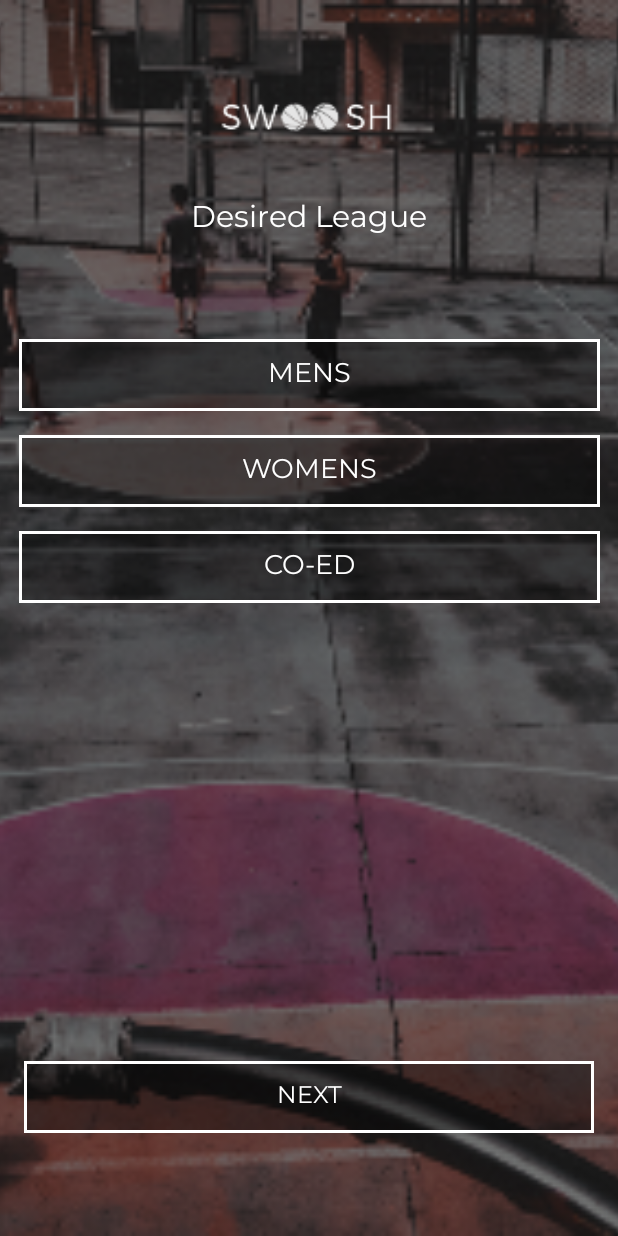
After one commit to JinYiChong/myapp, an Android app: the LeagueActivity screen opened directly, with no data from a screen before it, on a phone screen of 412 x 824 dp. The commit adds this screen. Run offline under Robolectric (Android 15) with nearby library versions, the phone set to English and light mode, and no system bars.

Commit message:
Finished league page

```diff
--- a/app/build.gradle
+++ b/app/build.gradle
@@ -24,7 +24,7 @@ android {
 
 dependencies {
     implementation fileTree(dir: 'libs', include: ['*.jar'])
-    implementation"org.jetbrains.kotlin:kotlin-stdlib-jre7:$kotlin_version"
+    implementation "org.jetbrains.kotlin:kotlin-stdlib-jre7:$kotlin_version"
     implementation 'com.android.support:appcompat-v7:27.1.1'
     implementation 'com.android.support.constraint:constraint-layout:1.1.0'
     testImplementation 'junit:junit:4.12'
--- a/app/src/main/AndroidManifest.xml
+++ b/app/src/main/AndroidManifest.xml
@@ -10,15 +10,26 @@
         android:supportsRtl="true"
         android:theme="@style/AppTheme">
         <activity android:name=".Welcome">
-            <intent-filter>
-                <action android:name="android.intent.action.MAIN" />
+            <!--<intent-filter>-->
+                <!--<action android:name="android.intent.action.MAIN" />-->
 
-                <category android:name="android.intent.category.LAUNCHER" />
-            </intent-filter>
+                <!--<category android:name="android.intent.category.LAUNCHER" />-->
+            <!--</intent-filter>-->
         </activity>
+
         <meta-data
             android:name="preloaded_fonts"
             android:resource="@array/preloaded_fonts" />
+
+        <activity android:name=".Welcome">
+            <intent-filter>
+            <action android:name="android.intent.action.MAIN" />
+
+            <category android:name="android.intent.category.LAUNCHER" />
+            </intent-filter>
+        </activity>
+
+        <activity android:name=".LeagueActivity"></activity>
     </application>
 
 </manifest>
--- /dev/null
+++ b/app/src/main/java/com/example/jay/myapp/LeagueActivity.kt
@@ -0,0 +1,12 @@
+package com.example.jay.myapp
+
+import android.support.v7.app.AppCompatActivity
+import android.os.Bundle
+
+class LeagueActivity : AppCompatActivity() {
+
+    override fun onCreate(savedInstanceState: Bundle?) {
+        super.onCreate(savedInstanceState)
+        setContentView(R.layout.activity_league)
+    }
+}
--- /dev/null
+++ b/app/src/main/res/drawable/swoosh_button_checked.xml
@@ -0,0 +1,6 @@
+<?xml version="1.0" encoding="utf-8"?>
+<shape xmlns:android="http://schemas.android.com/apk/res/android">
+    <solid android:color="#592C3F" />
+    <stroke android:color="@android:color/white"
+            android:width="3dp" />
+</shape>
--- /dev/null
+++ b/app/src/main/res/drawable/swoosh_toggle.xml
@@ -0,0 +1,5 @@
+<?xml version="1.0" encoding="utf-8"?>
+<selector xmlns:android="http://schemas.android.com/apk/res/android">
+    <item android:state_checked="true" android:drawable="@drawable/swoosh_button_checked" />
+    <item android:state_checked="false" android:drawable="@drawable/swoosh_button" />
+</selector>
--- /dev/null
+++ b/app/src/main/res/layout/activity_league.xml
@@ -0,0 +1,123 @@
+<?xml version="1.0" encoding="utf-8"?>
+<android.support.constraint.ConstraintLayout xmlns:android="http://schemas.android.com/apk/res/android"
+    xmlns:app="http://schemas.android.com/apk/res-auto"
+    xmlns:tools="http://schemas.android.com/tools"
+    android:layout_width="match_parent"
+    android:layout_height="match_parent"
+    tools:context="com.example.jay.myapp.LeagueActivity">
+
+    <ImageView
+        android:id="@+id/imageView3"
+        android:layout_width="0dp"
+        android:layout_height="0dp"
+        android:scaleType="centerCrop"
+        app:layout_constraintBottom_toBottomOf="parent"
+        app:layout_constraintEnd_toEndOf="parent"
+        app:layout_constraintHorizontal_bias="0.0"
+        app:layout_constraintStart_toStartOf="parent"
+        app:layout_constraintTop_toTopOf="parent"
+        app:layout_constraintVertical_bias="0.0"
+        app:srcCompat="@drawable/desiredleaguebg" />
+
+    <ImageView
+        android:id="@+id/imageView2"
+        android:layout_width="118dp"
+        android:layout_height="36dp"
+        android:layout_marginEnd="8dp"
+        android:layout_marginStart="8dp"
+        android:layout_marginTop="60dp"
+        app:layout_constraintEnd_toEndOf="parent"
+        app:layout_constraintHorizontal_bias="0.498"
+        app:layout_constraintStart_toStartOf="parent"
+        app:layout_constraintTop_toTopOf="parent"
+        app:srcCompat="@drawable/swooshlogo" />
+
+    <TextView
+        android:id="@+id/textView4"
+        android:layout_width="wrap_content"
+        android:layout_height="wrap_content"
+        android:layout_marginEnd="8dp"
+        android:layout_marginStart="8dp"
+        android:layout_marginTop="35dp"
+        android:fontFamily="@font/montserrat"
+        android:text="Desired League"
+        android:textColor="@color/colorAccent"
+        android:textSize="20sp"
+        app:layout_constraintEnd_toEndOf="parent"
+        app:layout_constraintStart_toStartOf="parent"
+        app:layout_constraintTop_toBottomOf="@+id/imageView2" />
+
+    <LinearLayout
+        android:id="@+id/linearLayout"
+        android:layout_width="387dp"
+        android:layout_height="wrap_content"
+        android:layout_marginEnd="16dp"
+        android:layout_marginStart="16dp"
+        android:layout_marginTop="65dp"
+        android:orientation="vertical"
+        app:layout_constraintEnd_toEndOf="parent"
+        app:layout_constraintStart_toStartOf="parent"
+        app:layout_constraintTop_toBottomOf="@+id/textView4">
+
+        <ToggleButton
+            android:layout_width="match_parent"
+            android:layout_height="wrap_content"
+            android:background="@drawable/swoosh_toggle"
+            android:fontFamily="@font/montserrat"
+            android:text="Mens"
+            android:textColor="@color/colorAccent"
+            android:textOff="Mens"
+            android:textOn="Mens"
+            android:textSize="18sp"
+            tools:layout_editor_absoluteX="161dp"
+            tools:layout_editor_absoluteY="204dp" />
+
+        <ToggleButton
+            android:id="@+id/toggleButton2"
+            android:layout_width="match_parent"
+            android:layout_height="wrap_content"
+            android:layout_marginBottom="16dp"
+            android:layout_marginTop="16dp"
+            android:background="@drawable/swoosh_toggle"
+            android:fontFamily="@font/montserrat"
+            android:text="Womens"
+            android:textColor="@color/colorAccent"
+            android:textOff="Womens"
+            android:textOn="Womens"
+            android:textSize="18sp" />
+
+        <ToggleButton
+            android:id="@+id/toggleButton3"
+            android:layout_width="match_parent"
+            android:layout_height="wrap_content"
+            android:background="@drawable/swoosh_toggle"
+            android:fontFamily="@font/montserrat"
+            android:text="Co-Ed"
+            android:textColor="@color/colorAccent"
+            android:textOff="Co-Ed"
+            android:textOn="Co-Ed"
+            android:textSize="18sp" />
+    </LinearLayout>
+
+    <Button
+        android:id="@+id/button2"
+        style="@android:style/Widget.Button"
+        android:layout_width="0dp"
+        android:layout_height="wrap_content"
+        android:layout_marginBottom="10dp"
+        android:layout_marginEnd="16dp"
+        android:layout_marginStart="16dp"
+        android:layout_marginTop="208dp"
+        android:background="@drawable/swoosh_button"
+        android:fontFamily="@font/montserrat"
+        android:text="NEXT"
+        android:textColor="@color/colorAccent"
+        android:textSize="16sp"
+        app:layout_constraintBottom_toBottomOf="@+id/imageView3"
+        app:layout_constraintEnd_toEndOf="parent"
+        app:layout_constraintHorizontal_bias="0.0"
+        app:layout_constraintStart_toStartOf="parent"
+        app:layout_constraintTop_toBottomOf="@+id/linearLayout"
+        app:layout_constraintVertical_bias="0.625" />
+
+</android.support.constraint.ConstraintLayout>
--- a/app/src/main/res/layout/activity_welcome.xml
+++ b/app/src/main/res/layout/activity_welcome.xml
@@ -79,6 +79,7 @@
         android:id="@+id/textView3"
         android:layout_width="234dp"
         android:layout_height="74dp"
+        android:layout_marginBottom="8dp"
         android:layout_marginEnd="8dp"
         android:layout_marginStart="8dp"
         android:layout_marginTop="40dp"
@@ -88,9 +89,11 @@
         android:textAlignment="center"
         android:textColor="@color/colorAccent"
         android:textSize="16dp"
+        app:layout_constraintBottom_toTopOf="@+id/button"
         app:layout_constraintEnd_toEndOf="parent"
         app:layout_constraintHorizontal_bias="0.496"
         app:layout_constraintStart_toStartOf="parent"
-        app:layout_constraintTop_toBottomOf="@+id/textView2" />
+        app:layout_constraintTop_toBottomOf="@+id/textView2"
+        app:layout_constraintVertical_bias="0.0" />
 
 </android.support.constraint.ConstraintLayout>
```
